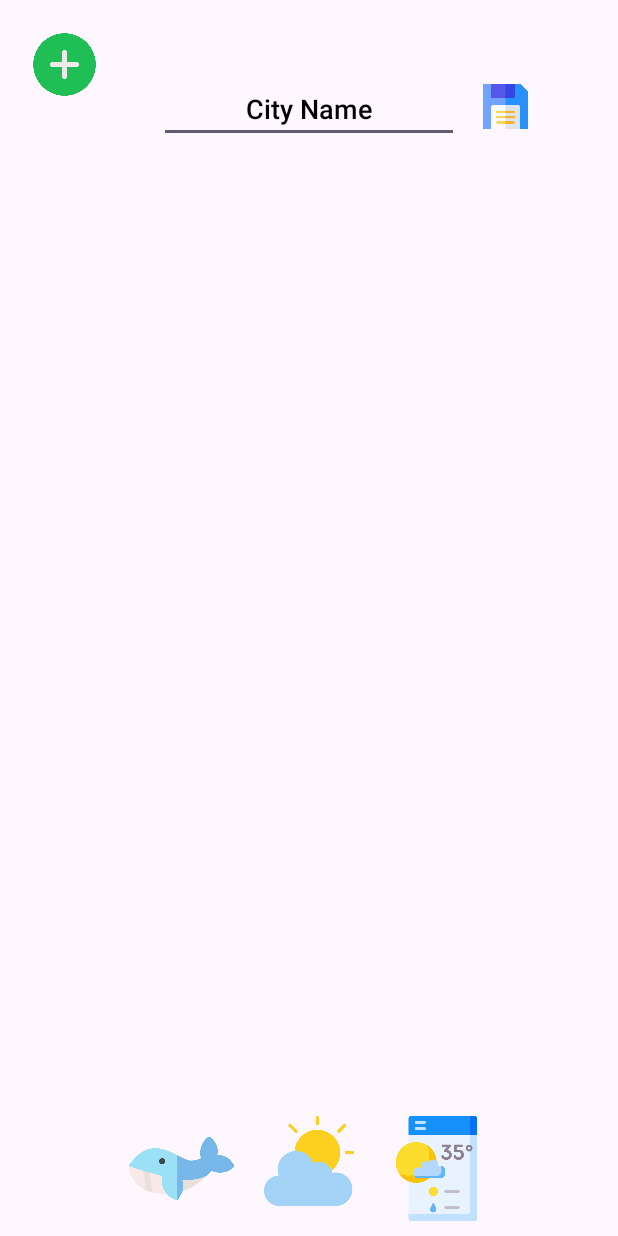
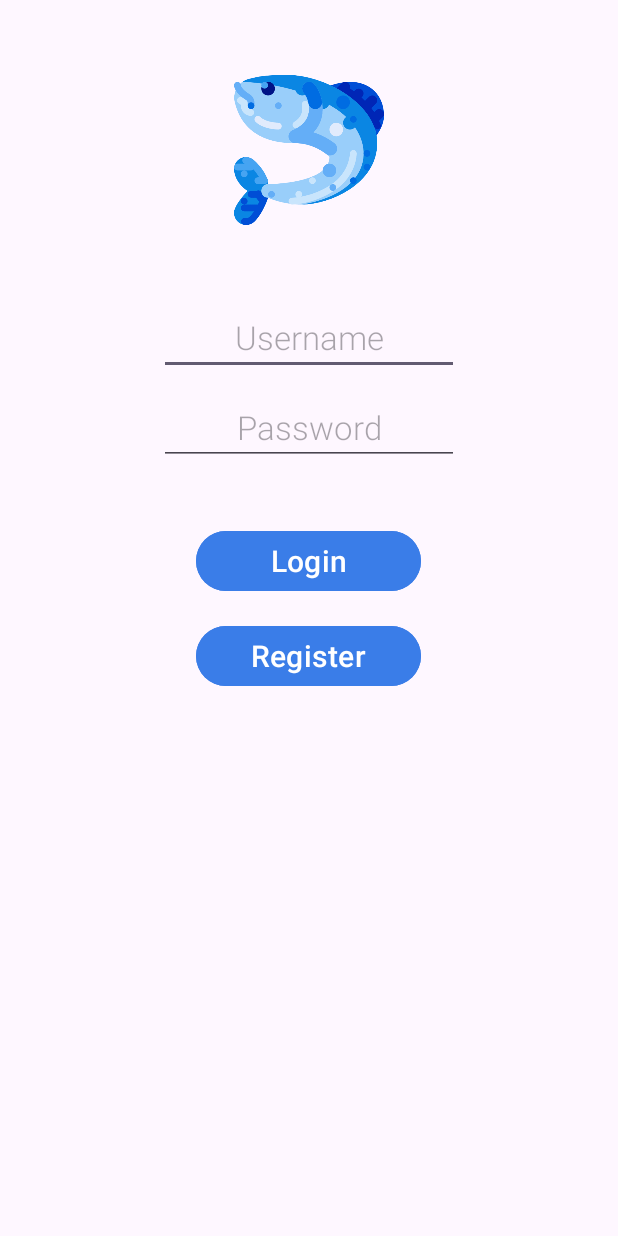
Before and after one commit to ChrisX21/Fishing_App, an Android app: the screen it shows after launch (MainActivity before the commit, LoginActivity after it), on a phone screen of 412 x 824 dp. Run offline under Robolectric (Android 15) with nearby library versions, the phone set to English and light mode, and no system bars.

Commit message:
Added login page activity and set up firebase.

```diff
--- a/app/build.gradle.kts
+++ b/app/build.gradle.kts
@@ -1,5 +1,6 @@
 plugins {
     alias(libs.plugins.androidApplication)
+    id("com.google.gms.google-services")
 }
 
 android {
@@ -38,6 +39,8 @@ dependencies {
     implementation("com.google.code.gson:gson:2.10")
     implementation("com.squareup.retrofit2:converter-gson:2.1.0")
     implementation("com.squareup.picasso:picasso:2.5.2")
+    implementation(platform("com.google.firebase:firebase-bom:32.8.1"))
+    implementation("com.google.firebase:firebase-analytics")
     implementation(libs.material)
     implementation(libs.activity)
     implementation(libs.constraintlayout)
--- a/app/src/main/AndroidManifest.xml
+++ b/app/src/main/AndroidManifest.xml
@@ -16,6 +16,11 @@
         <activity
             android:name=".MainActivity"
             android:exported="true">
+        </activity>
+
+        <activity
+            android:name=".Activity.LoginActivity"
+            android:exported="true">
             <intent-filter>
                 <action android:name="android.intent.action.MAIN" />
 
--- /dev/null
+++ b/app/src/main/java/com/example/fishingapp/Activity/LoginActivity.java
@@ -0,0 +1,19 @@
+package com.example.fishingapp.Activity;
+
+import android.os.Bundle;
+
+import androidx.appcompat.app.AppCompatActivity;
+
+import com.example.fishingapp.R;
+
+public class LoginActivity extends AppCompatActivity {
+
+    @Override
+    protected void onCreate(Bundle savedInstanceState) {
+        super.onCreate(savedInstanceState);
+        setContentView(R.layout.activity_login);
+    }
+
+
+
+}
--- a/app/src/main/java/com/example/fishingapp/Adapter/PostsAdapter.java
+++ b/app/src/main/java/com/example/fishingapp/Adapter/PostsAdapter.java
@@ -32,7 +32,7 @@ public class PostsAdapter extends RecyclerView.Adapter<PostsHolderView> {
         holder.getTitle().setText(currentPost.getTitle());
         holder.getContent().setText(currentPost.getContent());
         holder.getLocation().setText(currentPost.getLocation());
-        holder.getDate().setText(currentPost.getDate());
+        holder.getDate().setText(currentPost.getDate().toString());
 
         holder.getDeleteButton().setOnClickListener(v -> {
             posts.remove(currentPost);
--- a/app/src/main/java/com/example/fishingapp/Entity/Post.java
+++ b/app/src/main/java/com/example/fishingapp/Entity/Post.java
@@ -4,7 +4,7 @@ import androidx.room.Entity;
 import androidx.room.PrimaryKey;
 import androidx.room.ColumnInfo;
 
-import java.util.Date;
+import java.sql.Date;
 
 @Entity(tableName = "Posts")
 public class Post {
--- /dev/null
+++ b/app/src/main/res/layout/activity_login.xml
@@ -0,0 +1,58 @@
+<?xml version="1.0" encoding="utf-8"?>
+<LinearLayout xmlns:android="http://schemas.android.com/apk/res/android"
+    android:orientation="vertical"
+    android:layout_width="match_parent"
+    android:layout_height="match_parent">
+
+    <ImageView
+        android:layout_width="100dp"
+        android:layout_height="100dp"
+        android:layout_marginTop="50dp"
+        android:layout_gravity="center"
+        android:background="@drawable/fish"/>
+
+    <EditText
+        android:layout_gravity="center"
+        android:id="@+id/username"
+        android:fontFamily="sans-serif-light"
+        android:textAlignment="center"
+        android:textSize="22sp"
+        android:layout_marginTop="50dp"
+        android:layout_width="200dp"
+        android:layout_height="wrap_content"
+        android:hint="Username"
+        android:inputType="text" />
+
+    <EditText
+        android:layout_gravity="center"
+        android:id="@+id/password"
+        android:layout_marginTop="10dp"
+        android:fontFamily="sans-serif-light"
+        android:textAlignment="center"
+        android:textSize="22sp"
+        android:layout_width="200dp"
+        android:layout_height="wrap_content"
+        android:hint="Password"
+        android:inputType="textPassword" />
+
+    <Button
+        android:id="@+id/loginBtn"
+        android:layout_height="wrap_content"
+        android:layout_width="150dp"
+        android:layout_gravity="center"
+        android:layout_marginTop="40dp"
+        android:text="Login"
+        android:backgroundTint="#3a7de8"
+        android:textSize="20sp" />
+
+    <Button
+        android:id="@+id/registerBtn"
+        android:layout_height="wrap_content"
+        android:layout_width="150dp"
+        android:layout_gravity="center"
+        android:layout_marginTop="15dp"
+        android:text="Register"
+        android:backgroundTint="#3a7de8"
+        android:textSize="20sp" />
+
+</LinearLayout>
--- a/app/src/main/res/layout/create_post_layout.xml
+++ b/app/src/main/res/layout/create_post_layout.xml
@@ -37,6 +37,7 @@
 
     <EditText
         android:id="@+id/dateEditText"
+        android:inputType="date"
         android:fontFamily="sans-serif-light"
         android:hint="Date"
         android:textColorHint="@color/black"
--- a/build.gradle.kts
+++ b/build.gradle.kts
@@ -1,4 +1,5 @@
 // Top-level build file where you can add configuration options common to all sub-projects/modules.
 plugins {
     alias(libs.plugins.androidApplication) apply false
+    id("com.google.gms.google-services") version "4.4.1" apply false
 }
```
Also changed, not shown: app/src/main/res/drawable/fish.png (added).
